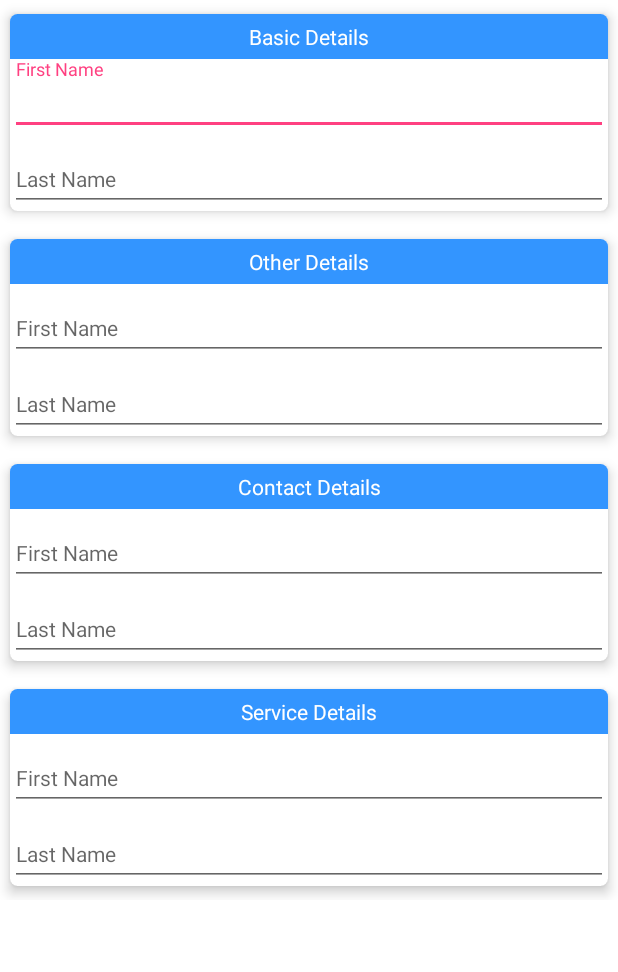
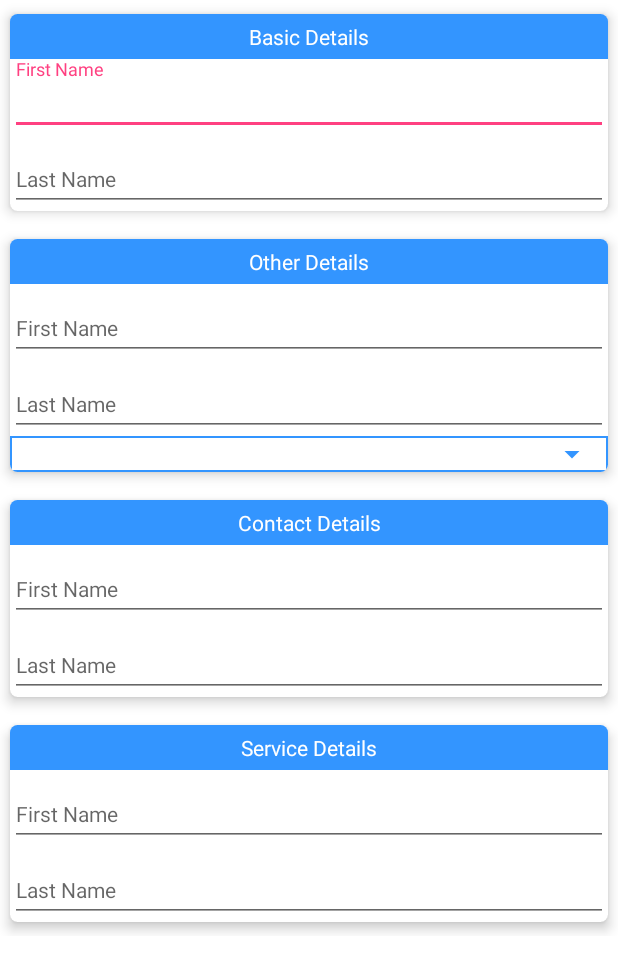
Before and after one commit to ZafarQuaere/DemoApp, an Android app: the layout fragment_orders.xml on its own in the app's theme, with its tools: preview values and no code run, on a phone screen of 412 x 824 dp. Shown: the top 972 px of the screen. Run offline under Robolectric (Android 15) with nearby library versions, the phone set to English and light mode, and no system bars; network calls fail.

Commit message:
minor ui changes.

```diff
--- /dev/null
+++ b/app/src/main/res/drawable/button_transparent_bg.xml
@@ -0,0 +1,14 @@
+<?xml version="1.0" encoding="utf-8"?>
+<shape xmlns:android="http://schemas.android.com/apk/res/android"
+    android:shape="rectangle">
+    <corners android:radius="0dp" />
+    <gradient
+        android:angle="90"
+        android:endColor="@color/colorTransparent"
+        android:startColor="@color/colorTransparent"
+
+        />
+    <stroke
+        android:width="1dp"
+        android:color="@color/colorPrimary" />
+</shape>
--- a/app/src/main/res/layout/fragment_orders.xml
+++ b/app/src/main/res/layout/fragment_orders.xml
@@ -105,6 +105,24 @@
                         android:maxLength="70"
                         android:textSize="@dimen/regular_text" />
                 </android.support.design.widget.TextInputLayout>
+
+                <LinearLayout
+                    android:id="@+id/lytAccountIdSpinnerBg"
+                    android:visibility="visible"
+                    android:layout_width="match_parent"
+                    android:layout_height="wrap_content"
+                    android:layout_gravity="center_vertical"
+                    android:background="@drawable/button_transparent_bg">
+                    <Spinner
+                        android:gravity="right"
+                        android:id="@+id/spinnerAccountId"
+                        android:layout_width="match_parent"
+                        android:layout_height="wrap_content"
+                        android:layout_centerVertical="true"
+                        android:backgroundTint="@color/colorPrimary"
+                        android:visibility="visible" />
+                </LinearLayout>
+
             </LinearLayout>
         </android.support.v7.widget.CardView>
 
```
